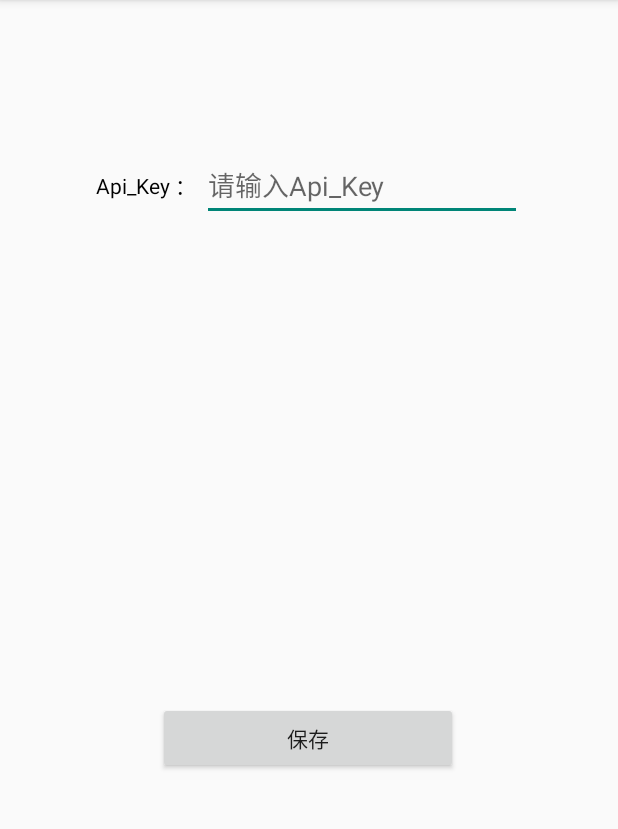
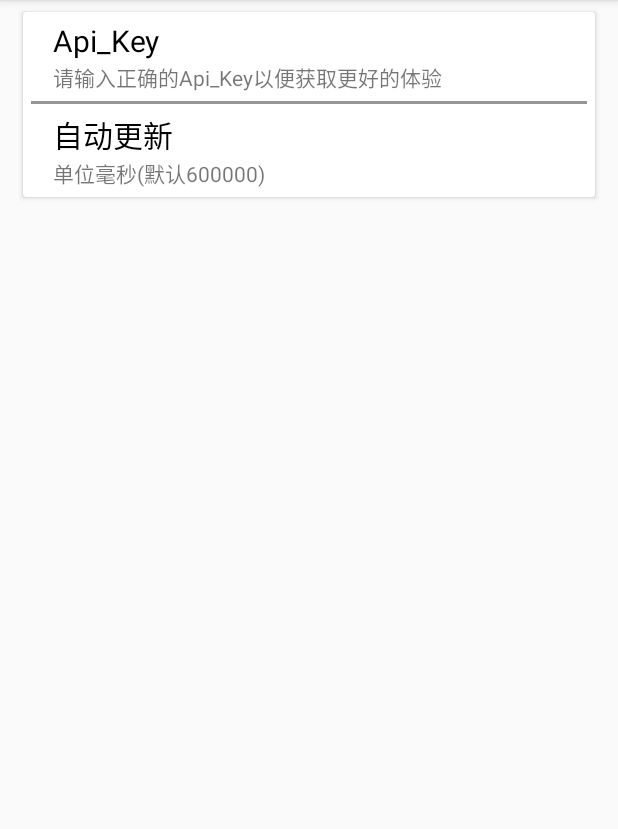
Before and after one commit to xb-bxy/Android_studio_hhcc, an Android app: the screen it shows after launch (SettingsActivity), on a phone screen of 412 x 824 dp, the part 84-913 px from its top. Run offline under Robolectric (Android 15) with nearby library versions, the phone set to English and light mode, and no system bars.

Commit message:
对activity_settings.xml进行美化 代码进行优化

```diff
--- a/app/src/main/java/com/keai/flower/MainActivity.java
+++ b/app/src/main/java/com/keai/flower/MainActivity.java
@@ -3,6 +3,7 @@ package com.keai.flower;
 import android.app.AlertDialog;
 import android.content.Context;
 import android.content.DialogInterface;
+import android.content.Intent;
 import android.content.pm.ActivityInfo;
 import android.content.res.Configuration;
 import android.graphics.Canvas;
@@ -17,6 +18,7 @@ import android.view.View;
 import android.widget.EditText;
 
 import androidx.annotation.NonNull;
+import androidx.annotation.Nullable;
 import androidx.core.content.ContextCompat;
 import androidx.recyclerview.widget.DefaultItemAnimator;
 import androidx.recyclerview.widget.GridLayoutManager;
@@ -116,6 +118,17 @@ public class MainActivity extends BaseActivity {
                 icon.draw(c);
             }
         }).attachToRecyclerView(recyclerView);
+        new Thread(() -> {
+            try {
+                while (true){
+                    Thread.sleep(getInt("update"));
+                    initFlowerList();
+                    Log.d("baiopop", "update");
+                }
+            } catch (InterruptedException e) {
+            e.printStackTrace();
+        }
+        }).start();
     }
 
 
@@ -133,13 +146,9 @@ public class MainActivity extends BaseActivity {
     }
 
     private void initClick() {
-        myAdapter.setOnItemClickListener(new MyAdapter.OnItemClickListener() {
-            @Override
-            public void onItemClick(int position, String name) {
-                Log.d("baiopop", "onItemClick: " + position + name);
-
-                alertDialog(position, name);
-            }
+        myAdapter.setOnItemClickListener((position, name) -> {
+            Log.d("baiopop", "onItemClick: " + position + name);
+            alertDialog(position, name);
         });
     }
 
@@ -159,6 +168,12 @@ public class MainActivity extends BaseActivity {
         return super.onOptionsItemSelected(item);
     }
 
+    @Override
+    protected void onActivityResult(int requestCode, int resultCode, @Nullable Intent data) {
+        super.onActivityResult(requestCode, resultCode, data);
+        initFlowerList();
+        Log.d("baiopop", "onActivityResult:"+requestCode+","+resultCode+","+data);
+    }
 
     private void initFlowerList() {
         String api_key = getStringKey("api_key");
@@ -191,6 +206,7 @@ public class MainActivity extends BaseActivity {
             });
         } else {
             navigateTo(SettingsActivity.class);
+
         }
     }
 
--- a/app/src/main/java/com/keai/flower/activity/BaseActivity.java
+++ b/app/src/main/java/com/keai/flower/activity/BaseActivity.java
@@ -28,19 +28,28 @@ public class BaseActivity extends AppCompatActivity {
     }
     public void navigateTo(Class cls){
         Intent in = new Intent(mContext,cls);
-        startActivityForResult(in,1);
-        finish();
+        startActivityForResult(in,0);
     }
     protected void saveStringKey(String key,String val){
         SharedPreferences sp = mContext.getSharedPreferences("sp_key",MODE_PRIVATE);
         SharedPreferences.Editor editor = sp.edit();
         editor.putString(key, val);
         editor.commit();
+
+    }
+    protected void saveInt(String key,int val){
+        SharedPreferences sp = mContext.getSharedPreferences("sp_key",MODE_PRIVATE);
+        SharedPreferences.Editor editor = sp.edit();
+        editor.putInt(key, val);
+        editor.commit();
     }
     protected String getStringKey(String key){
         SharedPreferences sp = mContext.getSharedPreferences("sp_key",MODE_PRIVATE);
         return sp.getString(key,"");
     }
-
+    protected int getInt(String key){
+        SharedPreferences sp = mContext.getSharedPreferences("sp_key",MODE_PRIVATE);
+        return sp.getInt(key,6000000);
+    }
 
 }
--- a/app/src/main/java/com/keai/flower/activity/SettingsActivity.java
+++ b/app/src/main/java/com/keai/flower/activity/SettingsActivity.java
@@ -2,33 +2,86 @@ package com.keai.flower.activity;
 
 import androidx.appcompat.app.AppCompatActivity;
 
+import android.annotation.SuppressLint;
+import android.app.AlertDialog;
+import android.content.DialogInterface;
 import android.os.Bundle;
 import android.view.View;
 import android.widget.Button;
+import android.widget.EditText;
+import android.widget.LinearLayout;
 import android.widget.TextView;
 
 import com.keai.flower.MainActivity;
 import com.keai.flower.R;
 
 public class SettingsActivity extends BaseActivity {
-    private Button btn_save;
-    private TextView editTextTextPersonName;
+    LinearLayout api_key,upDate;
     @Override
     protected void onCreate(Bundle savedInstanceState) {
         super.onCreate(savedInstanceState);
         setContentView(R.layout.activity_settings);
-        btn_save = findViewById(R.id.btn_save);
-        editTextTextPersonName = findViewById(R.id.editTextTextPersonName);
-        editTextTextPersonName.setText(getStringKey("api_key"));
-        btn_save.setOnClickListener(v -> {
-            saveStringKey("api_key",editTextTextPersonName.getText().toString());
-            navigateTo(MainActivity.class);
-        });
+        api_key = findViewById(R.id.api_key);
+        upDate = findViewById(R.id.update);
+        setListeners();
+       // btn_save = findViewById(R.id.btn_save);
+        //editTextTextPersonName = findViewById(R.id.editTextTextPersonName);
+       // editTextTextPersonName.setText(getStringKey("api_key"));
+//        btn_save.setOnClickListener(v -> {
+//            saveStringKey("api_key",editTextTextPersonName.getText().toString());
+//            navigateTo(MainActivity.class);
+//        });
+    }
+    private void setListeners(){
+        OnClick onClick = new OnClick();
+        api_key.setOnClickListener(onClick);
+        upDate.setOnClickListener(onClick);
     }
 
     @Override
     public void onBackPressed() {
         super.onBackPressed();
-        navigateTo(MainActivity.class);
+        finish();
+    }
+
+    private void apiKeyDialog() {
+        final EditText et = new EditText(this);
+        et.setText(getStringKey("api_key"));
+        new AlertDialog.Builder(this).
+                setTitle("输入Api_Key").
+                setView(et).
+                setPositiveButton("确定", new DialogInterface.OnClickListener() {
+                    @Override
+                    public void onClick(DialogInterface dialog, int which) {
+                        saveStringKey("api_key",et.getText().toString());
+                    }
+                }).setNegativeButton("取消", null).setCancelable(false).create().show();
+    }
+    @SuppressLint("SetTextI18n")
+    private void apiUpDialog() {
+        final EditText et = new EditText(this);
+        et.setText(Integer.toString((int) getInt("update")));
+        new AlertDialog.Builder(this).
+                setTitle("输入自动更新时间").
+                setView(et).
+                setPositiveButton("确定", (dialog, which) -> {
+                    if (et.getText() != null){
+                        saveInt("update",Integer.parseInt(et.getText().toString()));
+                    }
+                }).setNegativeButton("取消", null).setCancelable(false).create().show();
+    }
+    private class OnClick implements View.OnClickListener {
+        @SuppressLint("NonConstantResourceId")
+        @Override
+        public void onClick(View v) {
+            switch (v.getId()){
+                case R.id.api_key:
+                    apiKeyDialog();
+                    break;
+                case R.id.update:
+                    apiUpDialog();
+                    break;
+            }
+        }
     }
 }
--- a/app/src/main/res/layout/activity_settings.xml
+++ b/app/src/main/res/layout/activity_settings.xml
@@ -1,55 +1,90 @@
 <?xml version="1.0" encoding="utf-8"?>
-<androidx.constraintlayout.widget.ConstraintLayout xmlns:android="http://schemas.android.com/apk/res/android"
+<LinearLayout xmlns:android="http://schemas.android.com/apk/res/android"
     xmlns:app="http://schemas.android.com/apk/res-auto"
     xmlns:tools="http://schemas.android.com/tools"
     android:layout_width="match_parent"
     android:layout_height="match_parent"
+    android:orientation="vertical"
+    android:paddingLeft="5dp"
+    android:paddingRight="5dp"
     tools:context=".activity.SettingsActivity">
 
-    <LinearLayout
-        android:id="@+id/linearLayout"
+    <androidx.cardview.widget.CardView
         android:layout_width="match_parent"
         android:layout_height="wrap_content"
-        android:gravity="center"
-        android:orientation="horizontal"
-        app:layout_constraintBottom_toBottomOf="parent"
-        app:layout_constraintEnd_toEndOf="parent"
-        app:layout_constraintHorizontal_bias="1.0"
-        app:layout_constraintStart_toStartOf="parent"
-        app:layout_constraintTop_toTopOf="parent"
-        app:layout_constraintVertical_bias="0.138">
+        android:layout_marginStart="10dp"
+        android:layout_marginLeft="10dp"
+        android:layout_marginTop="8dp"
+        android:layout_marginEnd="10dp"
+        android:layout_marginRight="10dp"
+        android:layout_marginBottom="5dp">
+
+        <LinearLayout
+            android:layout_width="match_parent"
+            android:layout_height="match_parent"
+            android:orientation="vertical">
+
+            <LinearLayout
+                android:id="@+id/api_key"
+                android:layout_width="match_parent"
+                android:layout_height="wrap_content"
+                android:clickable="true"
+                android:gravity="left"
+                android:orientation="vertical"
+                android:paddingLeft="20dp"
+                android:paddingTop="5dp"
+                android:paddingBottom="5dp">
 
                 <TextView
-            android:id="@+id/textView"
                     android:layout_width="wrap_content"
                     android:layout_height="wrap_content"
-            android:text="Api_Key ："
+                    android:text="Api_Key "
                     android:textColor="#000000"
-            android:textSize="14sp" />
+                    android:textSize="20sp" />
 
-        <EditText
-            android:id="@+id/editTextTextPersonName"
-            android:layout_width="wrap_content"
+                <TextView
+                    android:layout_width="match_parent"
                     android:layout_height="wrap_content"
-            android:layout_marginStart="4dp"
-            android:layout_marginLeft="4dp"
-            android:ems="10"
-            android:hint="请输入Api_Key"
-            android:inputType="textPersonName"
-            android:textColor="#000000" />
+                    android:text="请输入正确的Api_Key以便获取更好的体验" />
 
             </LinearLayout>
 
-    <Button
-        android:id="@+id/btn_save"
-        android:layout_width="200dp"
+            <View
+                android:id="@+id/view"
+                android:layout_width="match_parent"
+                android:layout_height="2dp"
+                android:layout_marginStart="5dp"
+                android:layout_marginLeft="5dp"
+                android:layout_marginEnd="5dp"
+                android:layout_marginRight="5dp"
+                android:background="#959595" />
+
+            <LinearLayout
+                android:id="@+id/update"
+                android:layout_width="match_parent"
                 android:layout_height="wrap_content"
-        android:text="保存"
-        app:layout_constraintBottom_toBottomOf="parent"
-        app:layout_constraintEnd_toEndOf="parent"
-        app:layout_constraintHorizontal_bias="0.498"
-        app:layout_constraintStart_toStartOf="parent"
-        app:layout_constraintTop_toTopOf="parent"
-        app:layout_constraintVertical_bias="0.65" />
+                android:clickable="true"
+                android:gravity="left"
+                android:orientation="vertical"
+                android:paddingLeft="20dp"
+                android:paddingTop="5dp"
+                android:paddingBottom="5dp">
 
-</androidx.constraintlayout.widget.ConstraintLayout>
+                <TextView
+                    android:layout_width="wrap_content"
+                    android:layout_height="wrap_content"
+                    android:text="自动更新"
+                    android:textColor="#000000"
+                    android:textSize="20sp" />
+
+                <TextView
+                    android:layout_width="match_parent"
+                    android:layout_height="wrap_content"
+                    android:text="单位毫秒(默认600000)" />
+
+            </LinearLayout>
+        </LinearLayout>
+
+    </androidx.cardview.widget.CardView>
+
+</LinearLayout>
```
Lines whose indentation alone changed are shown as unchanged.
